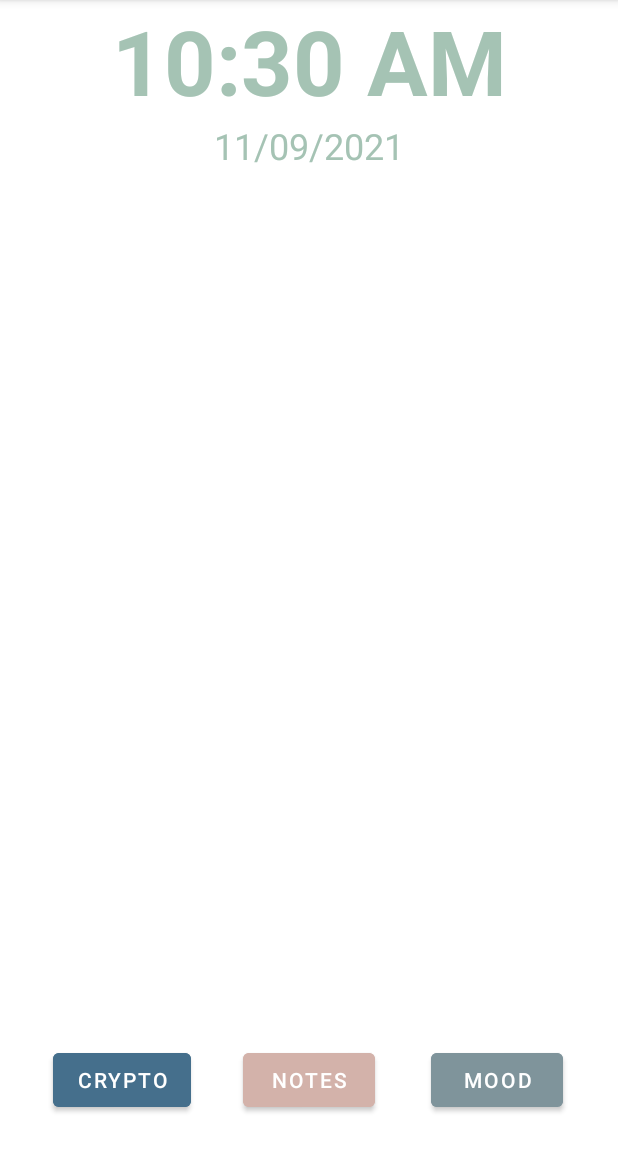
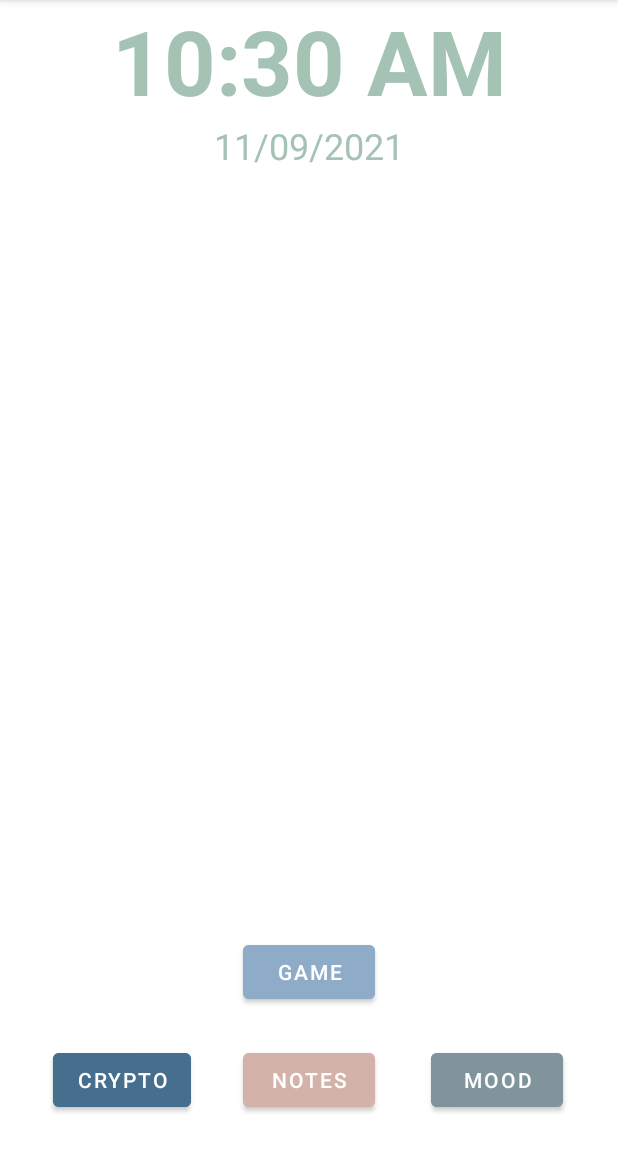
Before and after one commit to curtiskao/kotlinpractice, an Android app: the screen it shows after launch (MainActivity), on a phone screen of 412 x 824 dp, the part 84-1236 px from its top. Run offline under Robolectric (Android 15) with nearby library versions, the phone set to English and light mode, and no system bars; our stand-ins replace Dagger/Hilt's generated code.

Commit message:
added game

```diff
--- a/app/src/main/java/com/example/kotlinpractice/HomeFragment.kt
+++ b/app/src/main/java/com/example/kotlinpractice/HomeFragment.kt
@@ -39,6 +39,9 @@ class HomeFragment : Fragment() {
         view.findViewById<Button>(R.id.button_mood).setOnClickListener {
             findNavController().navigate(R.id.action_HomeFragment_to_MoodFragment)
         }
+        view.findViewById<Button>(R.id.button_game).setOnClickListener {
+            findNavController().navigate(R.id.action_HomeFragment_toGameFragment)
+        }
 
 
     }
--- a/app/src/main/java/com/example/kotlinpractice/Mood/MoodFragment.kt
+++ b/app/src/main/java/com/example/kotlinpractice/Mood/MoodFragment.kt
@@ -14,7 +14,6 @@ import kotlin.random.Random
 
 class MoodFragment: Fragment() {
 
-    private var brandsArray: MutableList<String> = ArrayList()
     private var foodArray: MutableList<String> = ArrayList()
     private var actArray: MutableList<String> = ArrayList()
 
--- a/app/src/main/res/layout/fragment_home.xml
+++ b/app/src/main/res/layout/fragment_home.xml
@@ -69,4 +69,16 @@
         app:layout_constraintStart_toEndOf="@id/button_note"
         app:layout_constraintEnd_toEndOf="parent"
         />
+
+    <Button
+        android:id="@+id/button_game"
+        android:layout_width="wrap_content"
+        android:layout_height="wrap_content"
+        android:text="Game"
+        android:backgroundTint="@color/blue_grey"
+        android:layout_marginBottom="24dp"
+        app:layout_constraintBottom_toTopOf="@+id/button_note"
+        app:layout_constraintStart_toStartOf="parent"
+        app:layout_constraintEnd_toEndOf="parent"
+        />
 </androidx.constraintlayout.widget.ConstraintLayout>
--- a/app/src/main/res/navigation/nav_graph.xml
+++ b/app/src/main/res/navigation/nav_graph.xml
@@ -39,6 +39,9 @@
         <action
             android:id="@+id/action_HomeFragment_to_MoodFragment"
             app:destination="@id/MoodFragment" />
+        <action
+            android:id="@+id/action_HomeFragment_toGameFragment"
+            app:destination="@id/GameFragment" />
     </fragment>
 
     <fragment
@@ -50,5 +53,14 @@
             app:destination="@id/HomeFragment" />
     </fragment>
 
+    <fragment
+        android:id="@+id/GameFragment"
+        android:name="com.example.kotlinpractice.Game.GameFragment"
+        tools:layout="@layout/fragment_game">
+        <action
+            android:id="@+id/action_GameFragment_to_HomeFragment"
+            app:destination="@id/HomeFragment" />
+    </fragment>
+
 
 </navigation>
```
Also changed, not shown: app/src/main/java/com/example/kotlinpractice/Game/Constants.kt (added, +15 -0 lines), app/src/main/java/com/example/kotlinpractice/Game/GameAdapter.kt (added, +43 -0 lines), app/src/main/java/com/example/kotlinpractice/Game/GameCard.kt (added, +7 -0 lines), app/src/main/java/com/example/kotlinpractice/Game/GameFragment.kt (added, +54 -0 lines), app/src/main/res/layout/fragment_game.xml (added, +55 -0 lines), app/src/main/res/layout/game_layout.xml (added, +16 -0 lines), app/src/main/res/drawable/fiji.png (added), app/src/main/res/drawable/lambo.png (added), app/src/main/res/drawable/mclaren.png (added), app/src/main/res/drawable/nike.png (added), app/src/main/res/drawable/rolex.png (added).
